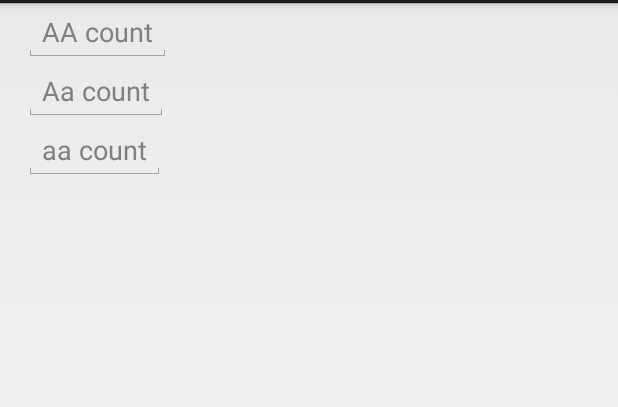
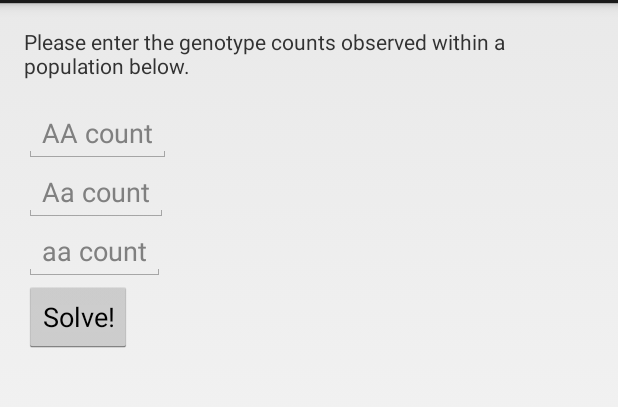
Before and after one commit to LNYApps/GeneticsAndEvolution, an Android app: the fragment HardyWeinbergFragment shown on its own in the app's theme, on a phone screen of 412 x 824 dp, the part 69-476 px from its top. Run offline under Robolectric (Android 15) with nearby library versions, the phone set to English and light mode, and no system bars.

Commit message:
adding buttons

```diff
--- a/app/src/main/res/layout/fragment_hardy_weinberg.xml
+++ b/app/src/main/res/layout/fragment_hardy_weinberg.xml
@@ -8,11 +8,20 @@
     tools:context=".MainActivity"
     >
 
+    <TextView
+        android:id="@+id/instructions"
+        android:layout_width="wrap_content"
+        android:layout_height="wrap_content"
+        android:text="@string/instructions"
+        android:paddingBottom="16dp"
+        android:paddingTop="16dp"
+        />
 
     <EditText
         android:id="@+id/AA_count"
         android:layout_width="wrap_content"
         android:layout_height="wrap_content"
+        android:layout_below="@id/instructions"
         android:inputType="number"
         android:hint="@string/AA_hint"/>
     <EditText
@@ -30,4 +39,11 @@
         android:inputType="number"
         android:hint="@string/aa_hint"/>
 
+    <Button
+        android:id="@+id/solve_button"
+        android:layout_width="wrap_content"
+        android:layout_height="wrap_content"
+        android:text="@string/solve"
+        android:layout_below="@id/aa_count"/>
+
 </RelativeLayout>
--- a/app/src/main/res/values/strings.xml
+++ b/app/src/main/res/values/strings.xml
@@ -38,9 +38,11 @@
         <item>@string/breeder_eq_heritability</item>
     </string-array>
     <!-- Hardy Weinberg Inputs -->
+    <string name="instructions">Please enter the genotype counts observed within a population below.</string>
     <string name="AA_hint">AA count</string>
     <string name="Aa_hint">Aa count</string>
     <string name="aa_hint">aa count</string>
+    <string name="solve">Solve!</string>
     <string name="hello_blank_fragment">Hello blank fragment</string>
 
     <!-- Self-Test Quiz Fragment -->
```
